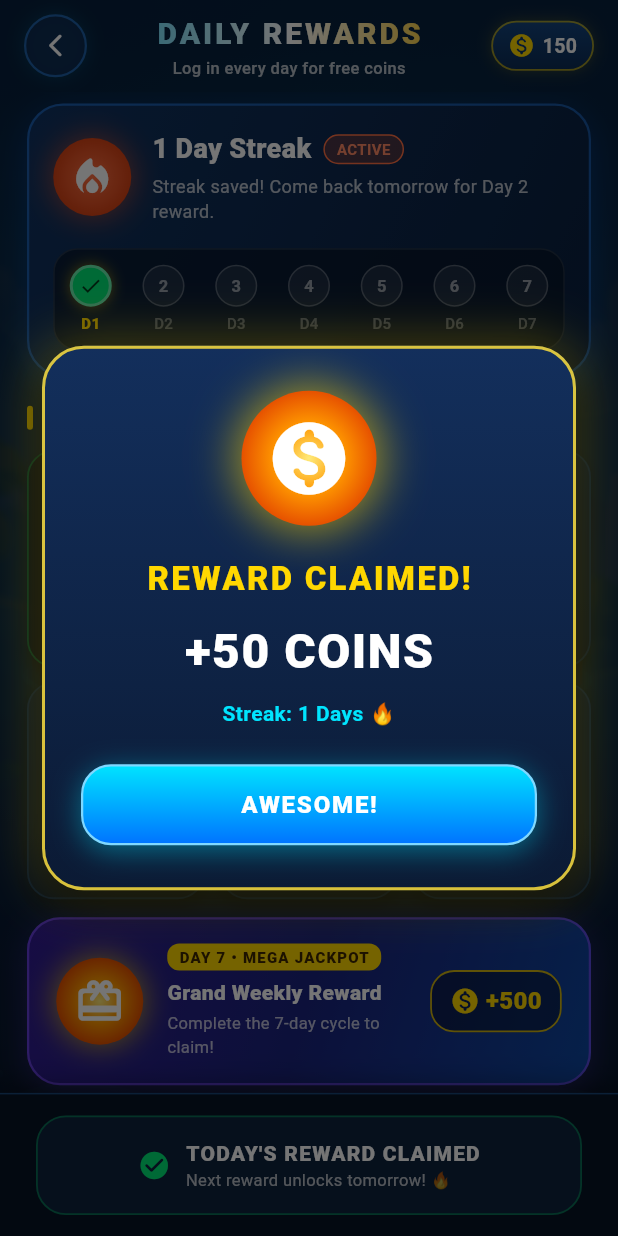
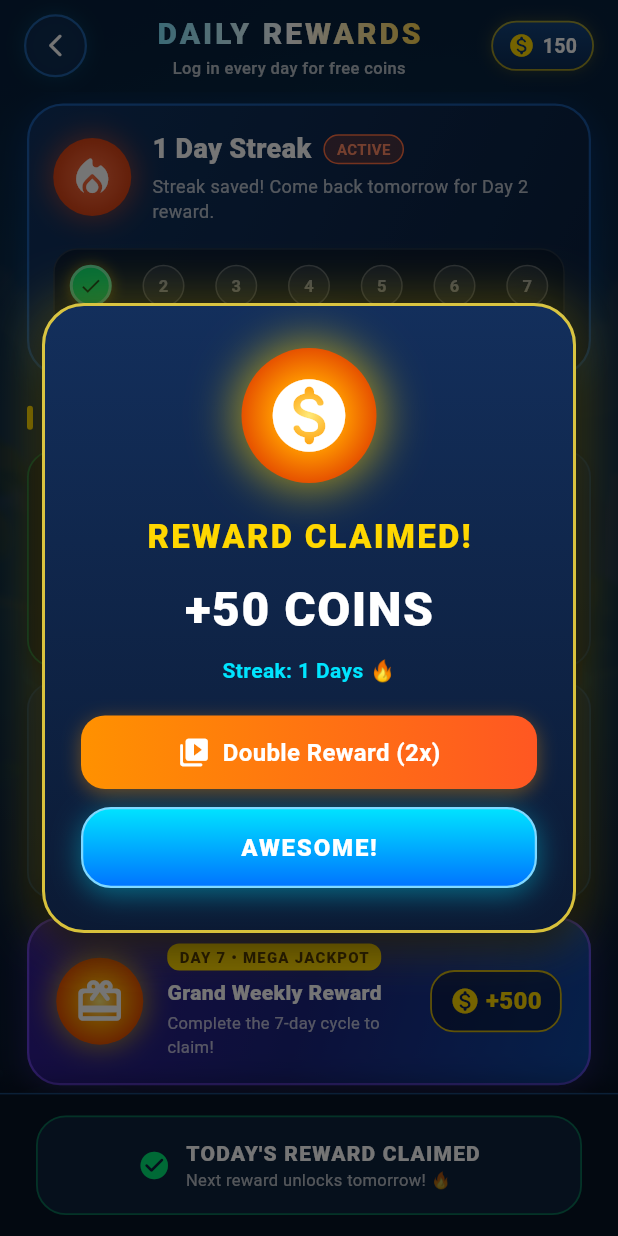
Before and after one commit to arun1818456/Water-Bottle-Game, a Flutter app: the DailyRewardView screen opened by its route, after a tap on an icon or button, on a phone screen of 412 x 824 dp. Run offline on Flutter 3.47's test engine with Material 3 defaults, Android fonts, the phone set to English and light mode, and no system bars; drawn by our look-alikes of flutter_animate; our stand-ins replace audioplayers, get, google_mobile_ads, lottie, package_info_plus, share_plus and 1 more; accounts and stored records are empty; network calls fail.

Commit message:
Add double reward ad integration for victory and daily reward dialogs
Integrates rewarded ad support into the victory and daily reward celebration dialogs, allowing users to double their earned coins by watching an ad. Refactors coin claiming in `VictoryDialog` to defer granting base rewards until dialog dismissal, adds ad processing UI states, updates coin spending checks in `StorageService`, and adds unit tests for double reward calculations.

```diff
--- a/lib/core/services/storage_service.dart
+++ b/lib/core/services/storage_service.dart
@@ -114,6 +114,7 @@ class StorageService extends GetxService {
   }
 
   Future<bool> spendCoins(int amount) async {
+    if (amount <= 0) return true;
     if (coins.value < amount) return false;
     coins.value -= amount;
     await _prefs.setInt(_keyCoins, coins.value);
--- a/lib/features/daily_reward/daily_reward_controller.dart
+++ b/lib/features/daily_reward/daily_reward_controller.dart
@@ -3,6 +3,7 @@ import 'package:flutter_animate/flutter_animate.dart';
 import 'package:get/get.dart';
 import '../../core/constants/app_colors.dart';
 import '../../core/constants/app_constants.dart';
+import '../../core/services/ads_service.dart';
 import '../../core/services/audio_service.dart';
 import '../../core/services/storage_service.dart';
 
@@ -76,7 +77,57 @@ class DailyRewardController extends GetxController {
 
   void _showCelebrationDialog(int earned) {
     Get.dialog(
-      Dialog(
+      _DailyCelebrationDialog(earned: earned, storage: storage),
+      barrierDismissible: true,
+    );
+  }
+}
+
+class _DailyCelebrationDialog extends StatefulWidget {
+  final int earned;
+  final StorageService storage;
+
+  const _DailyCelebrationDialog({
+    required this.earned,
+    required this.storage,
+  });
+
+  @override
+  State<_DailyCelebrationDialog> createState() => _DailyCelebrationDialogState();
+}
+
+class _DailyCelebrationDialogState extends State<_DailyCelebrationDialog> {
+  bool _isDoubled = false;
+  bool _isProcessingAd = false;
+
+  void _onDoublePressed() {
+    if (_isDoubled || _isProcessingAd) return;
+    setState(() => _isProcessingAd = true);
+    AudioService.to.playButtonClick();
+
+    AdsService.to.showRewardedAd(
+      onUserEarnedReward: (reward) {
+        if (!mounted) return;
+        setState(() {
+          _isProcessingAd = false;
+          _isDoubled = true;
+        });
+        StorageService.to.addCoins(widget.earned);
+      },
+      onAdClosed: () {
+        if (mounted) setState(() => _isProcessingAd = false);
+      },
+      onAdFailed: () {
+        if (mounted) setState(() => _isProcessingAd = false);
+      },
+    );
+  }
+
+  @override
+  Widget build(BuildContext context) {
+    final totalCoins = _isDoubled ? widget.earned * 2 : widget.earned;
+
+    return Dialog(
       backgroundColor: Colors.transparent,
       insetPadding: const EdgeInsets.symmetric(horizontal: 28),
       child: Container(
@@ -132,7 +183,7 @@ class DailyRewardController extends GetxController {
               ),
             )
                 .animate()
-                  .scale(duration: 600.ms, curve: Curves.elasticOut)
+                .scale(duration: 600.ms, curve: Curves.easeOutBack)
                 .shimmer(delay: 300.ms, duration: 1000.ms),
 
             const SizedBox(height: 20),
@@ -149,8 +200,11 @@ class DailyRewardController extends GetxController {
 
             const SizedBox(height: 10),
 
+            Row(
+              mainAxisAlignment: MainAxisAlignment.center,
+              children: [
                 Text(
-                '+$earned COINS',
+                  '+$totalCoins COINS',
                   style: const TextStyle(
                     fontSize: 32,
                     fontWeight: FontWeight.w900,
@@ -158,11 +212,31 @@ class DailyRewardController extends GetxController {
                     letterSpacing: 1.0,
                   ),
                 ),
+                if (_isDoubled) ...[
+                  const SizedBox(width: 8),
+                  Container(
+                    padding: const EdgeInsets.symmetric(horizontal: 8, vertical: 3),
+                    decoration: BoxDecoration(
+                      color: const Color(0xFFFF9100),
+                      borderRadius: BorderRadius.circular(10),
+                    ),
+                    child: const Text(
+                      '2X',
+                      style: TextStyle(
+                        fontSize: 13,
+                        fontWeight: FontWeight.w900,
+                        color: Colors.white,
+                      ),
+                    ),
+                  ),
+                ],
+              ],
+            ),
 
             const SizedBox(height: 8),
 
             Text(
-                'Streak: ${storage.dailyStreak.value} Days 🔥',
+              'Streak: ${widget.storage.dailyStreak.value} Days 🔥',
               style: const TextStyle(
                 fontSize: 14,
                 fontWeight: FontWeight.w600,
@@ -170,7 +244,52 @@ class DailyRewardController extends GetxController {
               ),
             ),
 
-              const SizedBox(height: 24),
+            const SizedBox(height: 20),
+
+            if (!_isDoubled) ...[
+              GestureDetector(
+                onTap: _isProcessingAd ? null : _onDoublePressed,
+                child: Container(
+                  width: double.infinity,
+                  padding: const EdgeInsets.symmetric(vertical: 13),
+                  decoration: BoxDecoration(
+                    gradient: LinearGradient(
+                      colors: _isProcessingAd
+                          ? [Colors.grey, Colors.grey.shade700]
+                          : [const Color(0xFFFF9100), const Color(0xFFFF5722)],
+                    ),
+                    borderRadius: BorderRadius.circular(16),
+                    boxShadow: [
+                      BoxShadow(
+                        color: Colors.orange.withAlpha(100),
+                        blurRadius: 10,
+                        offset: const Offset(0, 3),
+                      ),
+                    ],
+                  ),
+                  child: Row(
+                    mainAxisAlignment: MainAxisAlignment.center,
+                    children: [
+                      Icon(
+                        _isProcessingAd ? Icons.hourglass_top_rounded : Icons.video_collection_rounded,
+                        color: Colors.white,
+                        size: 22,
+                      ),
+                      const SizedBox(width: 8),
+                      Text(
+                        _isProcessingAd ? 'Loading Ad...' : 'Double Reward (2x)',
+                        style: const TextStyle(
+                          fontSize: 16,
+                          fontWeight: FontWeight.bold,
+                          color: Colors.white,
+                        ),
+                      ),
+                    ],
+                  ),
+                ),
+              ),
+              const SizedBox(height: 12),
+            ],
 
             GestureDetector(
               onTap: () => Get.back(),
@@ -212,8 +331,6 @@ class DailyRewardController extends GetxController {
           ],
         ),
       ),
-      ),
-      barrierDismissible: true,
     );
   }
 }
--- a/lib/features/game/controllers/game_controller.dart
+++ b/lib/features/game/controllers/game_controller.dart
@@ -417,9 +417,6 @@ class GameController extends GetxController with GetTickerProviderStateMixin {
       }
 
       await StorageService.to.completeLevel(levelId.value, stars);
-      if (actualCoinsEarned > 0) {
-        await StorageService.to.addCoins(actualCoinsEarned);
-      }
     }
 
     // Show Interstitial ad if eligible (every 4 levels)
```
Also changed, not shown: lib/features/game/widgets/victory_dialog.dart (+85 -31 lines), 1 other file. Lines whose indentation alone changed are shown as unchanged.
